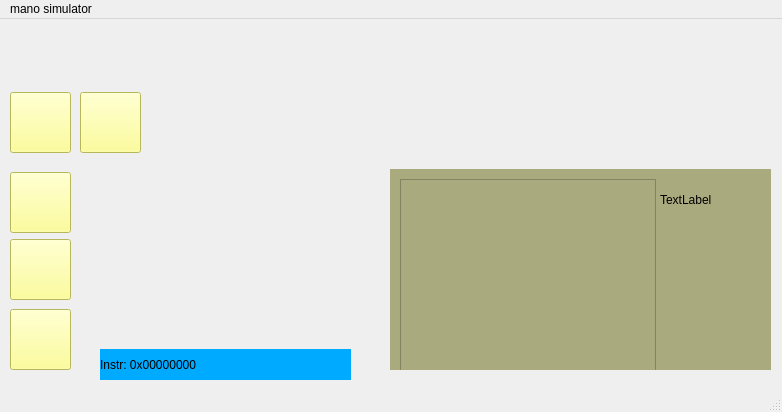
The window that mainwindow.ui (Erfan3101/RiscvCpu) describes before a commit, drawn with Qt 5.
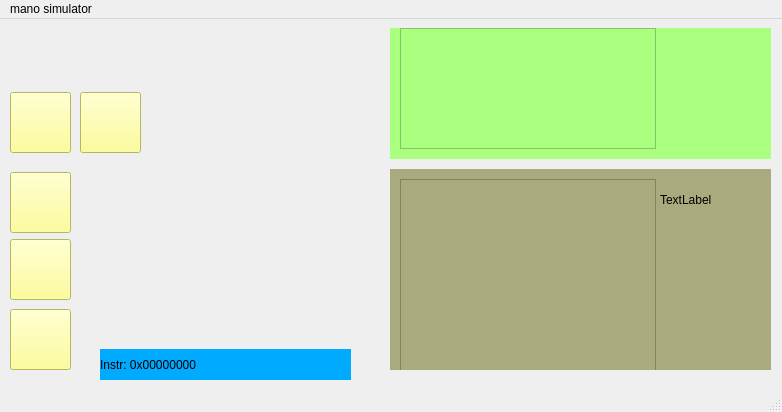
The same window after the commit. Icons and pictures are not drawn.

Commit message: creating a table to show the memory and update ofter each procces

```diff
--- a/mainwindow.ui
+++ b/mainwindow.ui
@@ -154,6 +154,29 @@
      <string/>
     </property>
    </widget>
+   <widget class="QWidget" name="widget_2" native="true">
+    <property name="geometry">
+     <rect>
+      <x>390</x>
+      <y>9</y>
+      <width>381</width>
+      <height>131</height>
+     </rect>
+    </property>
+    <property name="styleSheet">
+     <string notr="true">background-color: rgb(170, 255, 127);</string>
+    </property>
+    <widget class="QTableWidget" name="memoryTable">
+     <property name="geometry">
+      <rect>
+       <x>10</x>
+       <y>0</y>
+       <width>256</width>
+       <height>121</height>
+      </rect>
+     </property>
+    </widget>
+   </widget>
   </widget>
   <widget class="QMenuBar" name="menubar">
    <property name="geometry">
```
Left out of the diff: 3 changed lines with no effect on the pictures. The commit also changes 3 other files.
